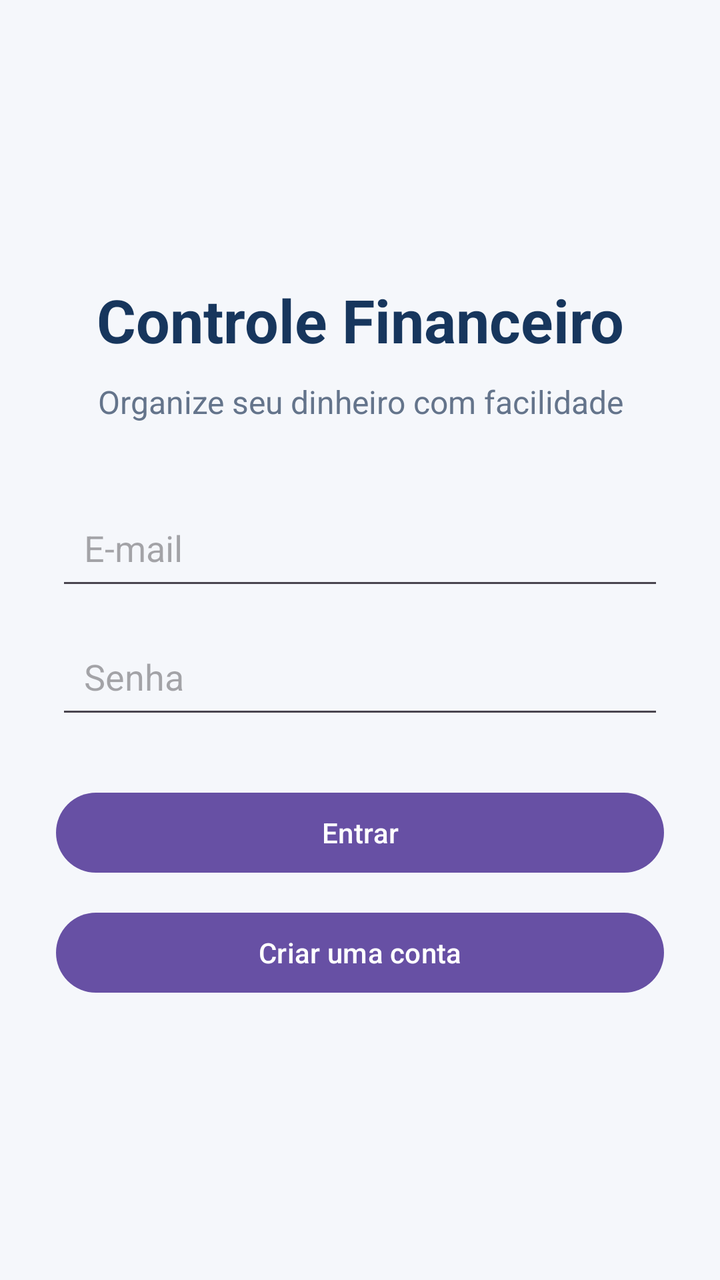
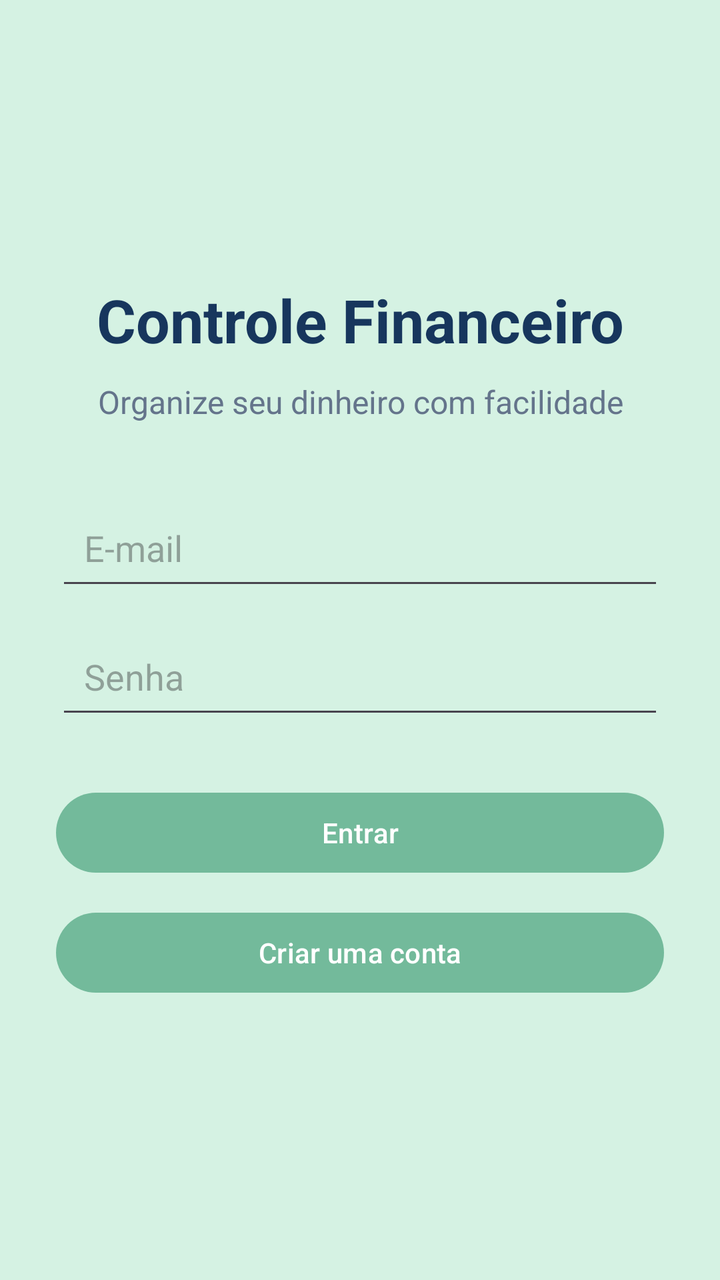

Compare the two renders of this Android layout. The source of the first and the diff that turns it into the second are given below.
<!-- AndroidManifest.xml: application theme Theme.ControleFinanceiro -->
<!-- res/layout/activity_login.xml -->
<?xml version="1.0" encoding="utf-8"?>
<ScrollView
    xmlns:android="http://schemas.android.com/apk/res/android"
    android:layout_width="match_parent"
    android:layout_height="match_parent"
    android:fillViewport="true"
    android:background="#F5F7FB">

    <LinearLayout
        android:layout_width="match_parent"
        android:layout_height="wrap_content"
        android:minHeight="600dp"
        android:orientation="vertical"
        android:gravity="center"
        android:padding="28dp">

        <TextView
            android:layout_width="match_parent"
            android:layout_height="wrap_content"
            android:text="Controle Financeiro"
            android:textColor="#17365D"
            android:textStyle="bold"
            android:textSize="30sp"
            android:gravity="center"/>

        <TextView
            android:layout_width="match_parent"
            android:layout_height="wrap_content"
            android:layout_marginTop="10dp"
            android:text="Organize seu dinheiro com facilidade"
            android:textColor="#64748B"
            android:textSize="16sp"
            android:gravity="center"/>

        <EditText
            android:id="@+id/edtEmailLogin"
            android:layout_width="match_parent"
            android:layout_height="wrap_content"
            android:layout_marginTop="36dp"
            android:hint="E-mail"
            android:inputType="textEmailAddress"
            android:singleLine="true"
            android:autofillHints="email"
            android:padding="14dp"/>

        <EditText
            android:id="@+id/edtSenhaLogin"
            android:layout_width="match_parent"
            android:layout_height="wrap_content"
            android:layout_marginTop="12dp"
            android:hint="Senha"
            android:inputType="textPassword"
            android:singleLine="true"
            android:autofillHints="password"
            android:padding="14dp"/>

        <Button
            android:id="@+id/btnEntrar"
            android:layout_width="match_parent"
            android:layout_height="wrap_content"
            android:layout_marginTop="28dp"
            android:text="Entrar"
            android:contentDescription="Entrar na minha conta"/>

        <Button
            android:id="@+id/btnIrCadastro"
            android:layout_width="match_parent"
            android:layout_height="wrap_content"
            android:layout_marginTop="12dp"
            android:text="Criar uma conta"
            android:contentDescription="Abrir a tela de cadastro"/>

        <ProgressBar
            android:id="@+id/progressoLogin"
            android:layout_width="wrap_content"
            android:layout_height="wrap_content"
            android:layout_marginTop="18dp"
            android:visibility="gone"/>

    </LinearLayout>

</ScrollView>
<!-- resources referenced by this layout -->
<resources>
  <style name="Theme.ControleFinanceiro" parent="Base.Theme.ControleFinanceiro" />
  <style name="Base.Theme.ControleFinanceiro" parent="Theme.Material3.DayNight.NoActionBar">
          
          
      </style>
</resources>

<!-- the commit's change to res/layout/activity_login.xml (unified diff, before → after) -->
@@ -4,7 +4,7 @@
     android:layout_width="match_parent"
     android:layout_height="match_parent"
     android:fillViewport="true"
-    android:background="#F5F7FB">
+    android:background="@color/cor_fundo">
 
     <LinearLayout
         android:layout_width="match_parent"
<!-- resource entries referenced after the edit -->
@@ -1,9 +1,15 @@
 <!-- resources referenced by this layout -->
 <resources>
+  <color name="cor_fundo">#D5F2E3</color>
   <style name="Theme.ControleFinanceiro" parent="Base.Theme.ControleFinanceiro" />
   <style name="Base.Theme.ControleFinanceiro" parent="Theme.Material3.DayNight.NoActionBar">
-          
-          
+  
+          <item name="colorPrimary">@color/cor_botoes</item>
+          <item name="colorPrimaryDark">@color/cor_receita</item>
+          <item name="colorAccent">@color/cor_receita</item>
+  
       </style>
+  <color name="cor_botoes">#73BA9B</color>
+  <color name="cor_receita">#226F54</color>
 </resources>
 
